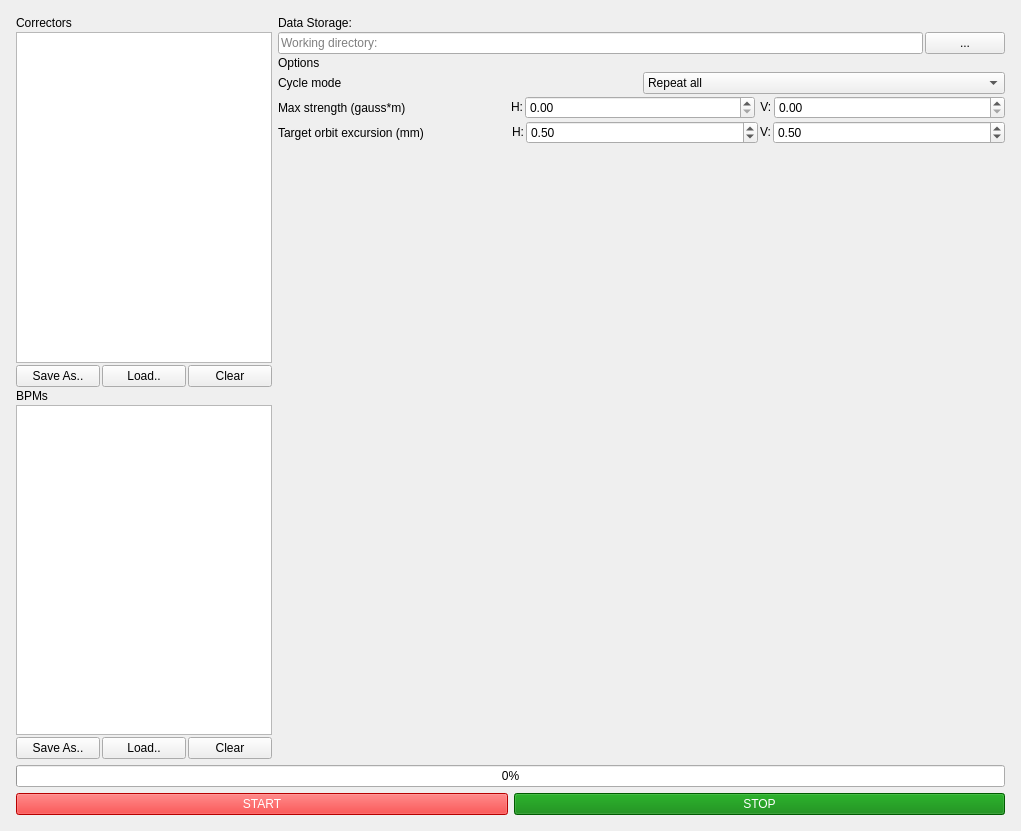
Qt form SysID_GUI.ui (wiktoria-malek/flight-simulator) before a commit.
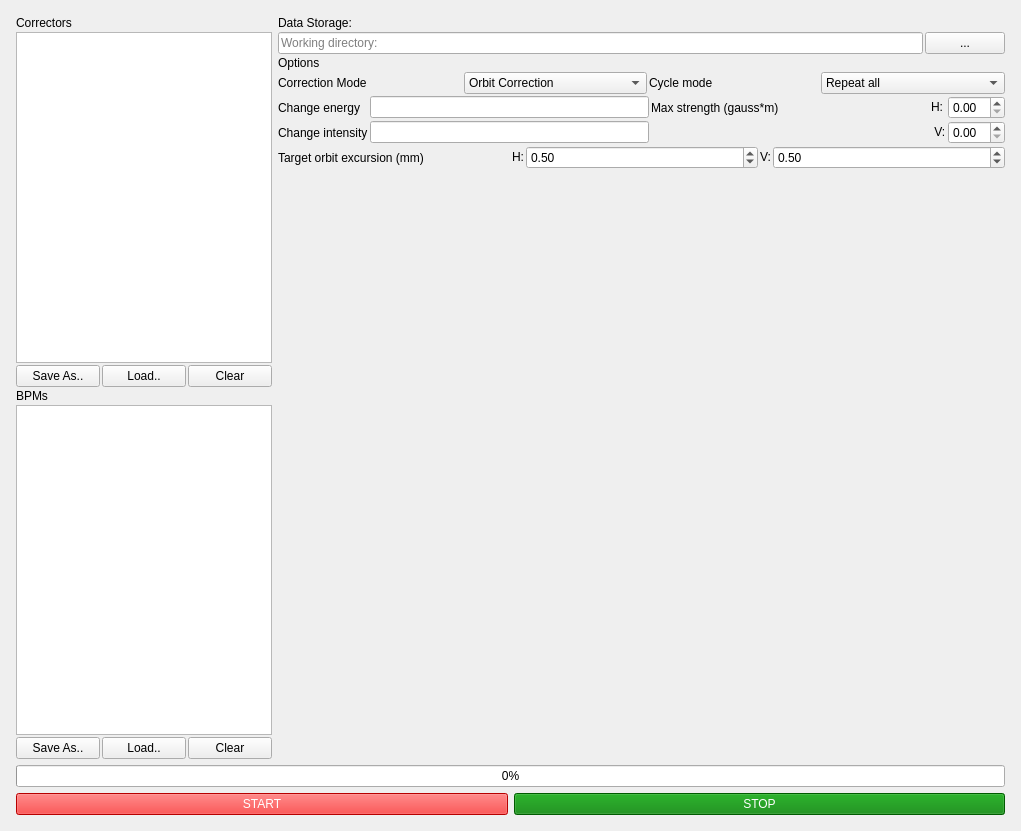
The same form after that commit.

Commit message: ComputeResponseMatrix_GUI opened from BBA GUI

Diff of the .ui file:
```diff
--- a/SysID_GUI.ui
+++ b/SysID_GUI.ui
@@ -194,9 +194,47 @@
              </widget>
             </item>
             <item>
-             <layout class="QHBoxLayout" name="cycle_mode_layout">
+             <layout class="QHBoxLayout" name="correction_mode">
+              <item>
+               <widget class="QLabel" name="label">
+                <property name="text">
+                 <string>Correction Mode</string>
+                </property>
+               </widget>
+              </item>
+              <item>
+               <widget class="QComboBox" name="choose_mode">
+                <property name="maximumSize">
+                 <size>
+                  <width>300</width>
+                  <height>16777215</height>
+                 </size>
+                </property>
+                <item>
+                 <property name="text">
+                  <string>Orbit Correction</string>
+                 </property>
+                </item>
+                <item>
+                 <property name="text">
+                  <string>Changed energy</string>
+                 </property>
+                </item>
+                <item>
+                 <property name="text">
+                  <string>Changed intensity</string>
+                 </property>
+                </item>
+               </widget>
+              </item>
               <item>
                <widget class="QLabel" name="cycle_mode_label">
+                <property name="maximumSize">
+                 <size>
+                  <width>170</width>
+                  <height>16777215</height>
+                 </size>
+                </property>
                 <property name="text">
                  <string>Cycle mode</string>
                 </property>
@@ -204,6 +242,12 @@
               </item>
               <item>
                <widget class="QComboBox" name="cycle_mode_combobox">
+                <property name="maximumSize">
+                 <size>
+                  <width>200</width>
+                  <height>16777215</height>
+                 </size>
+                </property>
                 <item>
                  <property name="text">
                   <string>Repeat all</string>
@@ -219,21 +263,28 @@
              </layout>
             </item>
             <item>
-             <layout class="QHBoxLayout" name="current_layout">
-              <item>
-               <widget class="QLabel" name="current_label">
-                <property name="sizePolicy">
-                 <sizepolicy hsizetype="Minimum" vsizetype="Preferred">
-                  <horstretch>0</horstretch>
-                  <verstretch>0</verstretch>
-                 </sizepolicy>
-                </property>
+             <layout class="QGridLayout" name="change_layout">
+              <item row="0" column="0">
+               <widget class="QLabel" name="change_energy">
                 <property name="text">
-                 <string>Max strength (gauss*m)</string>
+                 <string>Change energy</string>
                 </property>
                </widget>
               </item>
-              <item>
+              <item row="1" column="1">
+               <widget class="QLineEdit" name="change_intensity_settings">
+                <property name="maximumSize">
+                 <size>
+                  <width>300</width>
+                  <height>16777215</height>
+                 </size>
+                </property>
+                <property name="alignment">
+                 <set>Qt::AlignLeading|Qt::AlignLeft|Qt::AlignVCenter</set>
+                </property>
+               </widget>
+              </item>
+              <item row="0" column="3">
                <widget class="QLabel" name="horizontal_current_label">
                 <property name="sizePolicy">
                  <sizepolicy hsizetype="Fixed" vsizetype="Fixed">
@@ -246,14 +297,65 @@
                 </property>
                </widget>
               </item>
-              <item>
-               <widget class="QDoubleSpinBox" name="max_horizontal_current_spinbox">
+              <item row="0" column="1">
+               <widget class="QLineEdit" name="change_energy_settings">
+                <property name="maximumSize">
+                 <size>
+                  <width>300</width>
+                  <height>16777215</height>
+                 </size>
+                </property>
+               </widget>
+              </item>
+              <item row="1" column="0">
+               <widget class="QLabel" name="excursion_label_2">
+                <property name="sizePolicy">
+                 <sizepolicy hsizetype="Minimum" vsizetype="Preferred">
+                  <horstretch>0</horstretch>
+                  <verstretch>0</verstretch>
+                 </sizepolicy>
+                </property>
+                <property name="maximumSize">
+                 <size>
+                  <width>300</width>
+                  <height>16777215</height>
+                 </size>
+                </property>
+                <property name="text">
+                 <string>Change intensity</string>
+                </property>
+               </widget>
+              </item>
+              <item row="1" column="2">
+               <spacer name="change_spacer">
+                <property name="orientation">
+                 <enum>Qt::Horizontal</enum>
+                </property>
+                <property name="sizeHint" stdset="0">
+                 <size>
+                  <width>40</width>
+                  <height>20</height>
+                 </size>
+                </property>
+               </spacer>
+              </item>
+              <item row="1" column="4">
+               <widget class="QDoubleSpinBox" name="max_vertical_current_spinbox">
+                <property name="enabled">
+                 <bool>true</bool>
+                </property>
+                <property name="maximumSize">
+                 <size>
+                  <width>70</width>
+                  <height>16777215</height>
+                 </size>
+                </property>
                 <property name="singleStep">
                  <double>0.010000000000000</double>
                 </property>
                </widget>
               </item>
-              <item>
+              <item row="1" column="3">
                <widget class="QLabel" name="vertical_current_label">
                 <property name="sizePolicy">
                  <sizepolicy hsizetype="Fixed" vsizetype="Fixed">
@@ -266,13 +368,38 @@
                 </property>
                </widget>
               </item>
-              <item>
-               <widget class="QDoubleSpinBox" name="max_vertical_current_spinbox">
+              <item row="0" column="4">
+               <widget class="QDoubleSpinBox" name="max_horizontal_current_spinbox">
+                <property name="maximumSize">
+                 <size>
+                  <width>70</width>
+                  <height>16777215</height>
+                 </size>
+                </property>
                 <property name="singleStep">
                  <double>0.010000000000000</double>
                 </property>
                </widget>
               </item>
+              <item row="0" column="2">
+               <widget class="QLabel" name="current_label">
+                <property name="sizePolicy">
+                 <sizepolicy hsizetype="Minimum" vsizetype="Preferred">
+                  <horstretch>0</horstretch>
+                  <verstretch>0</verstretch>
+                 </sizepolicy>
+                </property>
+                <property name="maximumSize">
+                 <size>
+                  <width>170</width>
+                  <height>16777215</height>
+                 </size>
+                </property>
+                <property name="text">
+                 <string>Max strength (gauss*m)</string>
+                </property>
+               </widget>
+              </item>
              </layout>
             </item>
             <item>
```
The commit also changes 1 other file.
